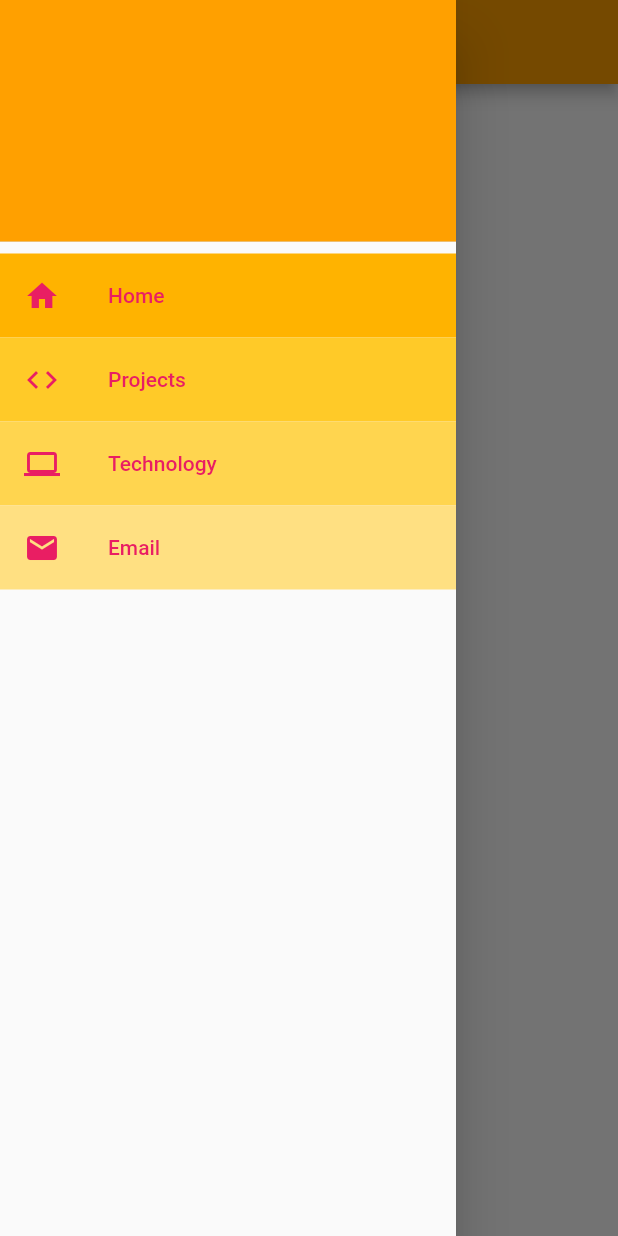
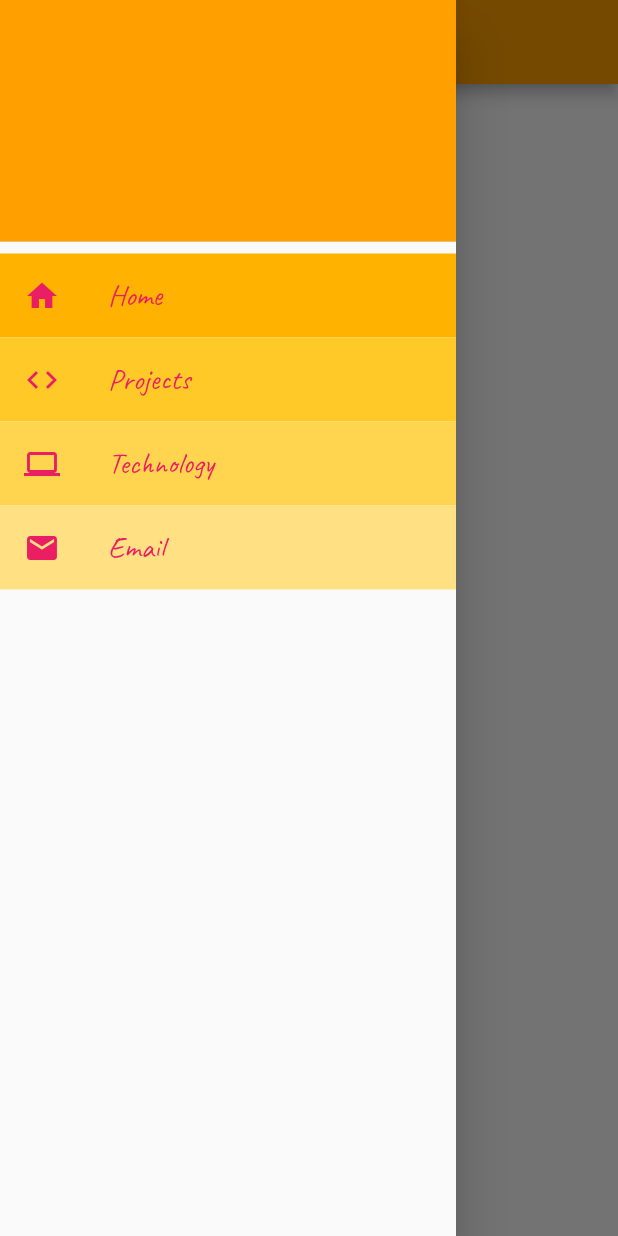
Before and after one commit to IvyLeano/Portfolio, a Flutter app: the screen it shows after launch, with the side drawer open, on a phone screen of 412 x 824 dp. Run offline on Flutter 3.47's test engine with Material 2 defaults, Android fonts, the phone set to English and light mode, and no system bars; Roboto replaces fonts that are missing (Cambria).

Commit message:
Re-format Constants file and streamline screens

```diff
--- a/lib/Components/header_component.dart
+++ b/lib/Components/header_component.dart
@@ -17,6 +17,5 @@ class HeaderComponent extends StatelessWidget {
         fontFamily: Constants.HEADER_FONT_FAMILY,
       ),
     );
-    // TODO: add text size and style for headers
   }
 }
--- a/lib/Components/nav_bar_component.dart
+++ b/lib/Components/nav_bar_component.dart
@@ -17,41 +17,49 @@ class NavBarComponent extends StatelessWidget {
         children: <Widget>[
           DrawerHeader(
             decoration: BoxDecoration(
-              color: Colors.amber[700],
+              color: Constants.DEFAULT_APP_COLOR,
             ),
           ),
           ListTile(
-            tileColor: Colors.amber[600],
+            tileColor: Constants.APP_BAR_DRAWER_LIST_TILE_ONE_COLOR,
             leading: Icon(
               Icons.home,
-              color: Colors.pink,
+              color: Constants.ICON_AND_APP_BAR_TEXT_COLOR,
               size: Constants.APP_BAR_DRAWER_ICON_SIZE,
               semanticLabel:
                   Constants.APP_BAR_DRAWER_LIST_TILE_ONE_SEMANTIC_LABEL,
             ),
             title: Text(Constants.APP_BAR_DRAWER_LIST_TILE_ONE,
-                style: TextStyle(color: Colors.pink)),
+                style: TextStyle(
+                  color: Constants.ICON_AND_APP_BAR_TEXT_COLOR,
+                  fontFamily: Constants.HEADER_FONT_FAMILY,
+                  fontSize: Constants.DRAWER_FONT_SIZE,
+                )),
             onTap: () {
               Navigator.pop(context);
               Navigator.push(
                 context,
                 MaterialPageRoute(
-                    builder: (context) =>
-                        HomeScreen()), //TODO: pop context first
+                  builder: (context) => HomeScreen(),
+                ),
               );
             },
           ),
           ListTile(
-            tileColor: Colors.amber[400],
+            tileColor: Constants.APP_BAR_DRAWER_LIST_TILE_TWO_COLOR,
             leading: Icon(
               Icons.code,
-              color: Colors.pink,
+              color: Constants.ICON_AND_APP_BAR_TEXT_COLOR,
               size: Constants.APP_BAR_DRAWER_ICON_SIZE,
               semanticLabel:
                   Constants.APP_BAR_DRAWER_LIST_TILE_TWO_SEMANTIC_LABEL,
             ),
             title: Text(Constants.APP_BAR_DRAWER_LIST_TILE_TWO,
-                style: TextStyle(color: Colors.pink)),
+                style: TextStyle(
+                  color: Constants.ICON_AND_APP_BAR_TEXT_COLOR,
+                  fontFamily: Constants.HEADER_FONT_FAMILY,
+                  fontSize: Constants.DRAWER_FONT_SIZE,
+                )),
             onTap: () {
               Navigator.pop(context);
               Navigator.push(
@@ -61,16 +69,22 @@ class NavBarComponent extends StatelessWidget {
             },
           ),
           ListTile(
-            tileColor: Colors.amber[300],
+            tileColor: Constants.APP_BAR_DRAWER_LIST_TILE_THREE_COLOR,
             leading: Icon(
               Icons.computer,
-              color: Colors.pink,
+              color: Constants.ICON_AND_APP_BAR_TEXT_COLOR,
               size: Constants.APP_BAR_DRAWER_ICON_SIZE,
               semanticLabel:
                   Constants.APP_BAR_DRAWER_LIST_TILE_THREE_SEMANTIC_LABEL,
             ),
-            title: Text(Constants.APP_BAR_DRAWER_LIST_TILE_THREE,
-                style: TextStyle(color: Colors.pink)),
+            title: Text(
+              Constants.APP_BAR_DRAWER_LIST_TILE_THREE,
+              style: TextStyle(
+                color: Constants.ICON_AND_APP_BAR_TEXT_COLOR,
+                fontFamily: Constants.HEADER_FONT_FAMILY,
+                fontSize: Constants.DRAWER_FONT_SIZE,
+              ),
+            ),
             onTap: () {
               Navigator.pop(context);
               Navigator.push(
@@ -80,16 +94,22 @@ class NavBarComponent extends StatelessWidget {
             },
           ),
           ListTile(
-            tileColor: Colors.amber[200],
+            tileColor: Constants.APP_BAR_DRAWER_LIST_TILE_FOUR_COLOR,
             leading: Icon(
               Icons.email,
-              color: Colors.pink,
+              color: Constants.ICON_AND_APP_BAR_TEXT_COLOR,
               size: Constants.APP_BAR_DRAWER_ICON_SIZE,
               semanticLabel:
                   Constants.APP_BAR_DRAWER_LIST_TILE_FOUR_SEMANTIC_LABEL,
             ),
-            title: Text(Constants.APP_BAR_DRAWER_LIST_TILE_FOUR,
-                style: TextStyle(color: Colors.pink)),
+            title: Text(
+              Constants.APP_BAR_DRAWER_LIST_TILE_FOUR,
+              style: TextStyle(
+                color: Constants.ICON_AND_APP_BAR_TEXT_COLOR,
+                fontFamily: Constants.HEADER_FONT_FAMILY,
+                fontSize: Constants.DRAWER_FONT_SIZE,
+              ),
+            ),
             onTap: () {
               Navigator.pop(context);
               Navigator.push(
--- a/lib/Screens/home_screen.dart
+++ b/lib/Screens/home_screen.dart
@@ -12,23 +12,27 @@ class HomeScreen extends StatelessWidget {
     return Scaffold(
       appBar: AppBar(
         title: Text(Constants.APP_BAR_TITLE),
-        backgroundColor: Colors.amber[700],
+        backgroundColor: Constants.DEFAULT_APP_COLOR,
       ),
       drawer: NavBarComponent(),
       body: SingleChildScrollView(
         child: Padding(
           padding: EdgeInsets.fromLTRB(
-              MediaQuery.of(context).size.width * 0.05,
-              MediaQuery.of(context).size.width * 0.04,
-              MediaQuery.of(context).size.width * 0.05,
-              MediaQuery.of(context).size.width * 0.04),
+              MediaQuery.of(context).size.width *
+                  Constants.LEFT_RIGHT_PADDING_AS_PERCENTAGE_0F_SCREEN_WIDTH,
+              MediaQuery.of(context).size.width *
+                  Constants.TOP_BOTTOM_PADDING_AS_PERCENTAGE_0F_SCREEN_HEIGHT,
+              MediaQuery.of(context).size.width *
+                  Constants.LEFT_RIGHT_PADDING_AS_PERCENTAGE_0F_SCREEN_WIDTH,
+              MediaQuery.of(context).size.width *
+                  Constants.TOP_BOTTOM_PADDING_AS_PERCENTAGE_0F_SCREEN_HEIGHT),
           child: Container(
             width: MediaQuery.of(context).size.width,
             child: Align(
-              alignment: Alignment.topLeft,
+              alignment: Constants.CONTAINER_ALIGNMENT,
               child: Column(
                 children: <Widget>[
-                  HeaderComponent(header: Constants.HOME_HEADER_ONE),
+                  HeaderComponent(header: Constants.HOME_SUMMARY),
                 ],
               ),
             ),
--- a/lib/constants.dart
+++ b/lib/constants.dart
@@ -1,38 +1,62 @@
+import 'package:flutter/material.dart';
 
-class Constants {
+class Constants { // TODO: update descriptions and titles, and tab icon
 
- // 1. HEADINGS & TITLES
- static const String APP_BAR_TITLE =  "Ivy Leano";
+ // 1. HEADINGS & TITLES & DESCRIPTIONS
+ // 1.1. GENERAL
+ static const String TAB_BAR_TITLE = "IvyLeano";
+ static const String APP_BAR_TITLE =  "Portfolio";
 
- // HEADINGS & TITLES: HOME PAGE
- static const String HOME_HEADER_ONE = "HOME";   //TODO: update headers
+ // 1.2. HOME PAGE
+ static const String HOME_SUMMARY = "About me ....";
+ static const String HOME_HEADER_ONE = "Work History";
+ static const String HOME_HEADER_TWO = "Education";
 
- // HEADINGS & TITLES: PROJECTS PAGE
+ // 1.3. PROJECTS PAGE
  static const String PROJECTS_HEADER_ONE = "PROJECTS";
 
- // HEADINGS & TITLES: TECHNOLOGY PAGE
+ // 1.4. TECHNOLOGY PAGE
  static const String TECHNOLOGY_HEADER_ONE = "TECHNOLOGY";
 
- // HEADINGS & TITLES: EMAIL PAGE
+ // 1.5. EMAIL PAGE
  static const String EMAIL_HEADER_ONE = "EMAIL";
 
- // 2. APP BAR DRAWER MENU OPTIONS
+ // 2. APP BAR DRAWER
+ // 2.1. MENU OPTIONS
  static const String APP_BAR_DRAWER_LIST_TILE_ONE = "Home";
  static const String APP_BAR_DRAWER_LIST_TILE_TWO = "Projects";
  static const String APP_BAR_DRAWER_LIST_TILE_THREE = "Technology";
  static const String APP_BAR_DRAWER_LIST_TILE_FOUR = "Email";
 
+ // 2.2. MENU OPTIONS - SEMANTIC LABELS
  static const String APP_BAR_DRAWER_LIST_TILE_ONE_SEMANTIC_LABEL = "About Button";
  static const String APP_BAR_DRAWER_LIST_TILE_TWO_SEMANTIC_LABEL  = "Personal Projects Button";
  static const String APP_BAR_DRAWER_LIST_TILE_THREE_SEMANTIC_LABEL  = "Technological Skills Button";
  static const String APP_BAR_DRAWER_LIST_TILE_FOUR_SEMANTIC_LABEL  = "Contact Information Button";
 
- // FONTS, STYLES
+ // 3. STYLE & FORMATTING
+ // 3.1. FONTS - FAMILY & SIZE
+ static const String HEADER_FONT_FAMILY = 'Caveat';
+ static const String DEFAULT_FONT_FAMILY = 'Lato';
+
+ static const double DRAWER_FONT_SIZE = 20;
+ static const double HEADER_FONT_SIZE = 22;
+ static const double DEFAULT_FONT_SIZE = 21;
+
+ // 3.2. CONTENT CONTAINER - PADDING & ALIGNMENT
+ static const double LEFT_RIGHT_PADDING_AS_PERCENTAGE_0F_SCREEN_WIDTH = 0.05;
+ static const double TOP_BOTTOM_PADDING_AS_PERCENTAGE_0F_SCREEN_HEIGHT = 0.04;
+ static const Alignment CONTAINER_ALIGNMENT = Alignment.topLeft;
+
+ // 3.3. COLOR PALETTE
+ static Color DEFAULT_APP_COLOR = Colors.amber[700];
+ static Color APP_BAR_DRAWER_LIST_TILE_ONE_COLOR = Colors.amber[600];
+ static Color APP_BAR_DRAWER_LIST_TILE_TWO_COLOR = Colors.amber[400];
+ static Color APP_BAR_DRAWER_LIST_TILE_THREE_COLOR = Colors.amber[300];
+ static Color APP_BAR_DRAWER_LIST_TILE_FOUR_COLOR = Colors.amber[200];
+
+ // 3.4. ICONS - COLOR & SIZE
+ static Color ICON_AND_APP_BAR_TEXT_COLOR = Colors.pink;
  static const double APP_BAR_DRAWER_ICON_SIZE = 24;
 
- static const String DEFAULT_FONT_FAMILY = 'Cambria';
- static const double HEADER_FONT_SIZE = 22;
- static const String HEADER_FONT_FAMILY = 'Caveat';
-
-
 }
--- a/lib/main.dart
+++ b/lib/main.dart
@@ -12,7 +12,7 @@ class MyApp extends StatelessWidget {
   Widget build(BuildContext context) {
     return MaterialApp(
       debugShowCheckedModeBanner: false,
-      title: 'IvyLeano',
+      title: Constants.TAB_BAR_TITLE,
       theme: ThemeData(
         fontFamily: Constants.DEFAULT_FONT_FAMILY,
         primarySwatch: Colors.blue,
--- a/pubspec.yaml
+++ b/pubspec.yaml
@@ -40,8 +40,10 @@ flutter:
   fonts:
     - family: Caveat
       fonts:
-        - asset: assets/fonts/Caveat-Bold.ttf
         - asset: assets/fonts/Caveat-Regular.ttf
+    - family: Lato
+      fonts:
+        - asset: assets/fonts/Lato-Light.ttf
 
   # The following line ensures that the Material Icons font is
   # included with your application, so that you can use the icons in
```
Also changed, not shown: lib/Screens/email_screen.dart (+10 -6 lines), lib/Screens/projects_screen.dart (+6 -6 lines), lib/Screens/technology_screen.dart (+6 -6 lines), assets/fonts/Caveat-Bold.ttf (deleted), assets/fonts/Lato-Light.ttf (added).
